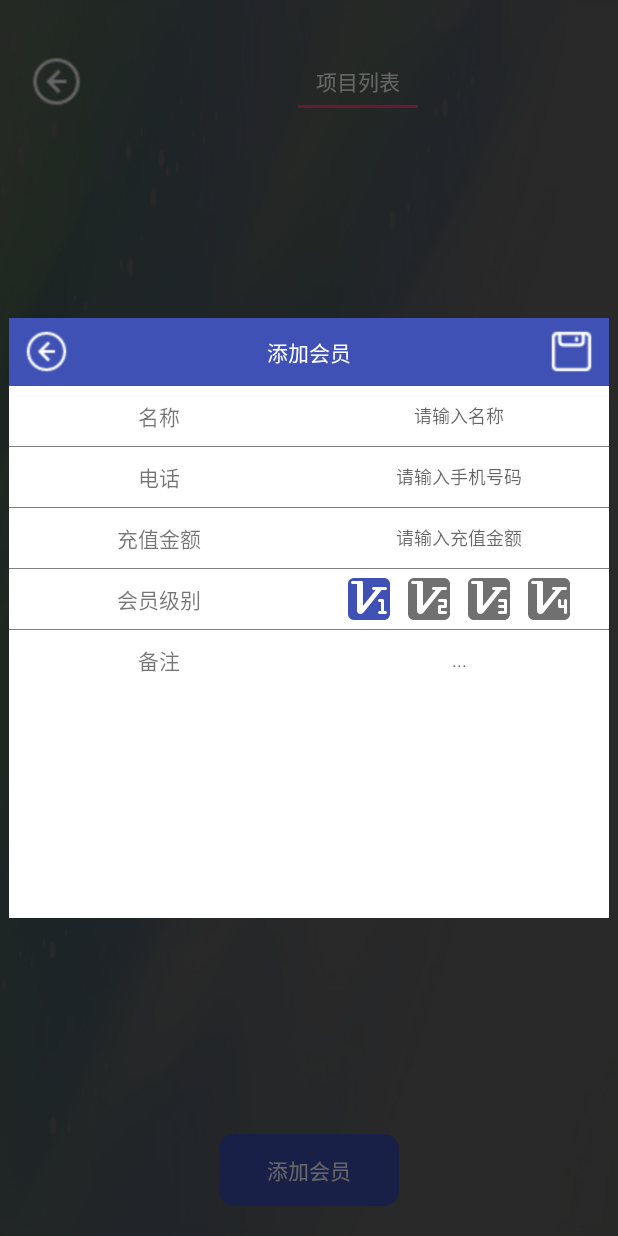
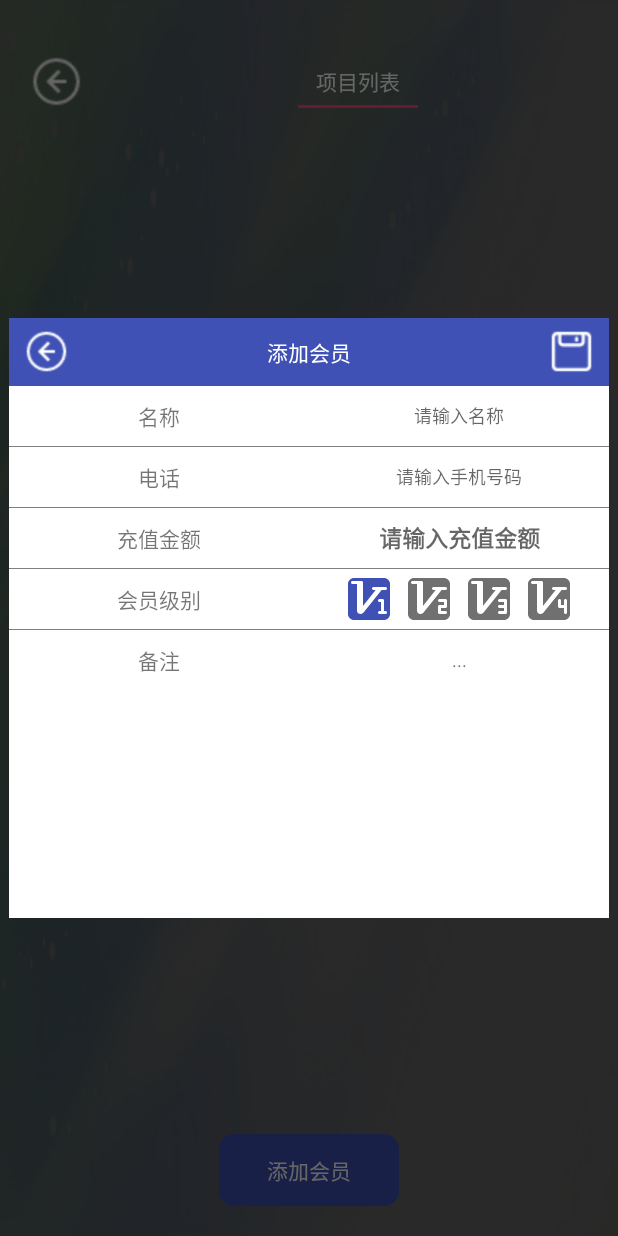
Before and after one commit to github785248126/MassageStore, an Android app: the MemberFragment screen opened directly, with no data from a screen before it, after a tap on "添加会员", on a phone screen of 412 x 824 dp. Run offline under Robolectric (Android 15) with nearby library versions, the phone set to English and light mode, and no system bars; our stand-ins replace EventBus; libraries missing offline, so code that uses them is left out: com.chad.library, cos.mos.kdialog, org.greenrobot.greendao; 9 statements that could not run were skipped.

Commit message:
会员余额记录 修改dialog提示框 修复已知bug

```diff
--- a/app/build.gradle
+++ b/app/build.gradle
@@ -2,7 +2,7 @@ apply plugin: 'com.android.application'
 apply plugin: 'org.greenrobot.greendao'
 
 android {
-    compileSdkVersion 27
+    compileSdkVersion 28
 
     defaultConfig {
         applicationId "com.example.massagestore"
@@ -30,7 +30,7 @@ android {
 
 dependencies {
     implementation fileTree(include: ['*.jar'], dir: 'libs')
-    implementation 'com.android.support:appcompat-v7:27.+'
+    implementation 'com.android.support:appcompat-v7:28.0.0'
     implementation 'com.android.support:support-v4:27.+'
     implementation 'com.android.support:recyclerview-v7:27.+'
     implementation 'com.android.support.constraint:constraint-layout:1.1.3'
@@ -39,4 +39,6 @@ dependencies {
     implementation 'org.greenrobot:greendao:3.2.2'
     implementation 'com.github.CymChad:BaseRecyclerViewAdapterHelper:2.9.30'
     implementation 'org.greenrobot:eventbus:3.1.1'
+
+    implementation 'com.github.KosmoSakura:KDialog:1.0.0'
 }
--- a/app/src/main/java/com/example/massagestore/adapter/OrderAdapter.java
+++ b/app/src/main/java/com/example/massagestore/adapter/OrderAdapter.java
@@ -20,7 +20,7 @@ public class OrderAdapter extends BaseQuickAdapter<OrderDB, BaseViewHolder> {
 
     @Override
     protected void convert(BaseViewHolder helper, OrderDB item) {
-        helper.setText(R.id.id, String.valueOf(item.getId()));
+        helper.setText(R.id.id, String.valueOf(helper.getPosition()+1));
         helper.setText(R.id.orderid, item.getOrderid());
         helper.setText(R.id.name, item.getProject());
         helper.setText(R.id.t_user, item.getUser());
--- a/app/src/main/java/com/example/massagestore/base/BaseActivity.java
+++ b/app/src/main/java/com/example/massagestore/base/BaseActivity.java
@@ -1,6 +1,5 @@
 package com.example.massagestore.base;
 
-import android.graphics.Color;
 import android.os.Build;
 import android.os.Bundle;
 import android.support.annotation.Nullable;
@@ -17,6 +16,9 @@ public abstract class BaseActivity extends AppCompatActivity {
     protected void onCreate(@Nullable Bundle savedInstanceState) {
         super.onCreate(savedInstanceState);
         setContentView(getLayout());
+
+        getWindow().setSoftInputMode(WindowManager.LayoutParams.SOFT_INPUT_STATE_ALWAYS_HIDDEN);
+
         /**
          *  配置透明状态栏
          */
--- a/app/src/main/java/com/example/massagestore/base/BaseDialog.java
+++ b/app/src/main/java/com/example/massagestore/base/BaseDialog.java
@@ -7,6 +7,7 @@ import android.graphics.drawable.ColorDrawable;
 import android.os.Bundle;
 import android.support.annotation.NonNull;
 import android.view.Window;
+import android.view.WindowManager;
 
 /**
  * Create by cbh on 2019/3/29
@@ -22,6 +23,8 @@ public abstract class BaseDialog extends Dialog {
     protected void onCreate(Bundle savedInstanceState) {
         super.onCreate(savedInstanceState);
         setContentView(getLayout());
+
+        getWindow().setSoftInputMode(WindowManager.LayoutParams.SOFT_INPUT_STATE_ALWAYS_HIDDEN);
 
         /**
          *  初始化布局
--- a/app/src/main/java/com/example/massagestore/ui/member/fragment/MemberFragment.java
+++ b/app/src/main/java/com/example/massagestore/ui/member/fragment/MemberFragment.java
@@ -1,5 +1,6 @@
 package com.example.massagestore.ui.member.fragment;
 
+import android.app.Dialog;
 import android.content.DialogInterface;
 import android.support.v7.widget.GridLayoutManager;
 import android.support.v7.widget.RecyclerView;
@@ -29,15 +30,17 @@ import org.greenrobot.eventbus.ThreadMode;
 
 import java.util.List;
 
+import cos.mos.kdialog.ConfirmClick;
+import cos.mos.kdialog.UDialog;
+
 /**
  * 创建日期：2019/9/4
  * 创建人：崔斌浩
  * QQ:785248126
  */
-public class MemberFragment extends BaseFragment implements View.OnClickListener{
+public class MemberFragment extends BaseFragment implements View.OnClickListener {
     private RecyclerView recyclerView;
     private Button button;
-    private List<MemberDB> list;
     private MemberDBDao memberDBDao;
     private MemberAdapter memberAdapter;
 
@@ -60,9 +63,8 @@ public class MemberFragment extends BaseFragment implements View.OnClickListener
     }
 
     private void initDataBase() {
-        DaoSession daoSession = DaoMaster.newDevSession(getContext(),MemberDBDao.TABLENAME);
+        DaoSession daoSession = DaoMaster.newDevSession(getContext(), MemberDBDao.TABLENAME);
         memberDBDao = daoSession.getMemberDBDao();
-        list = memberDBDao.loadAll();
     }
 
     @Override
@@ -71,38 +73,37 @@ public class MemberFragment extends BaseFragment implements View.OnClickListener
     }
 
     private void initRecycle() {
-        recyclerView.setLayoutManager(new GridLayoutManager(getContext(),4));
-        memberAdapter = new MemberAdapter(R.layout.item_member,list);
+        recyclerView.setLayoutManager(new GridLayoutManager(getContext(), 4));
+        memberAdapter = new MemberAdapter(R.layout.item_member, memberDBDao.loadAll());
         recyclerView.setAdapter(memberAdapter);
 
         memberAdapter.setOnItemClickListener(new BaseQuickAdapter.OnItemClickListener() {
             @Override
             public void onItemClick(BaseQuickAdapter adapter, View view, int position) {
                 //  编辑项目
-            new UpdataMemberDialog(getContext(),list.get(position)).show();
+                new UpdataMemberDialog(getContext(), memberDBDao.loadAll().get(position)).show();
             }
         });
 
         memberAdapter.setOnItemLongClickListener(new BaseQuickAdapter.OnItemLongClickListener() {
             @Override
             public boolean onItemLongClick(BaseQuickAdapter adapter, View view, final int position) {
-                AlertDialogUtils.getSingle().dialogMessage(getContext(), "是否删除该项目！", new AlertDialogUtils.DialogClickListener() {
-                    @Override
-                    public void onPositiveListener(DialogInterface dialog) {
-
-                    }
-
-                    @Override
-                    public void onNegativeListener(DialogInterface dialog) {
-                        dialog.dismiss();
-                    }
-                });
+                UDialog.builder(getContext(), "是否删除该会员！")
+                        .button("确定", "取消")
+                        .confirmClick(new ConfirmClick() {
+                            @Override
+                            public void onConfirmClick(String result, Dialog dialog) {
+                                memberDBDao.delete(memberDBDao.loadAll().get(position));
+                                memberAdapter.setNewData(memberDBDao.loadAll());
+                                dialog.dismiss();
+                            }
+                        }).build();
                 return false;
             }
         });
     }
 
-    @Subscribe(threadMode = ThreadMode.MAIN,sticky = true)
+    @Subscribe(threadMode = ThreadMode.MAIN, sticky = true)
     public void onEventBus(EventMessage event) {
         switch (event.getCode()) {
             case EventCode.MemberListFragment_UPDATE:
@@ -113,7 +114,7 @@ public class MemberFragment extends BaseFragment implements View.OnClickListener
 
     @Override
     public void onClick(View v) {
-        switch (v.getId()){
+        switch (v.getId()) {
             case R.id.bt_insert_member:
                 new InsertMemberDialog(getContext()).show();
                 break;
--- a/app/src/main/java/com/example/massagestore/ui/project/dialog/InsertProjectDialog.java
+++ b/app/src/main/java/com/example/massagestore/ui/project/dialog/InsertProjectDialog.java
@@ -4,13 +4,11 @@ import android.content.Context;
 import android.support.annotation.NonNull;
 import android.support.v7.widget.SwitchCompat;
 import android.text.TextUtils;
-import android.util.Log;
 import android.view.View;
 import android.widget.CompoundButton;
 import android.widget.EditText;
 import android.widget.ImageView;
 import android.widget.RelativeLayout;
-
 import com.example.massagestore.R;
 import com.example.massagestore.base.BaseDialog;
 import com.example.massagestore.dao.DaoMaster;
@@ -85,10 +83,10 @@ public class InsertProjectDialog extends BaseDialog implements View.OnClickListe
             @Override
             public void onCheckedChanged(CompoundButton buttonView, boolean isChecked) {
                 if (isChecked){
-                    isMember = "0";
+                    isMember = "1";
                     relSwitch.setVisibility(View.VISIBLE);
                 }else {
-                    isMember = "1";
+                    isMember = "0";
                     relSwitch.setVisibility(View.GONE);
                 }
             }
--- a/app/src/main/java/com/example/massagestore/ui/project/dialog/UpdataProjectDialog.java
+++ b/app/src/main/java/com/example/massagestore/ui/project/dialog/UpdataProjectDialog.java
@@ -54,8 +54,8 @@ public class UpdataProjectDialog extends BaseDialog implements View.OnClickListe
     protected void init() {
         DaoSession daoSession = DaoMaster.newDevSession(context, ProjectDBDao.TABLENAME);
         projectDBDao = daoSession.getProjectDBDao();
+
         isMember = projectDB.getIsMember();
-
         editName.setText(projectDB.getName());
         editPrice.setText(projectDB.getPrice());
         editTime.setText(projectDB.getTime());
--- a/app/src/main/res/layout/dialog_details.xml
+++ b/app/src/main/res/layout/dialog_details.xml
@@ -200,6 +200,7 @@
 
                 <TextView
                     android:id="@+id/edit_price"
+                    android:visibility="gone"
                     android:layout_width="wrap_content"
                     android:layout_height="match_parent"
                     android:layout_alignParentEnd="true"
--- a/app/src/main/res/layout/dialog_member_insert.xml
+++ b/app/src/main/res/layout/dialog_member_insert.xml
@@ -111,8 +111,9 @@
                 android:background="@color/white"
                 android:hint="请输入充值金额"
                 android:inputType="numberDecimal"
+                android:textStyle="bold"
                 android:gravity="center"
-                android:textSize="12sp"
+                android:textSize="15sp"
                 android:layout_toRightOf="@+id/tv_member_dialog_price"
                 android:layout_width="match_parent"
                 android:layout_height="match_parent" />
@@ -197,4 +198,16 @@
                 android:layout_height="match_parent" />
         </RelativeLayout>
     </LinearLayout>
+
+    <Button
+        android:id="@+id/recharge"
+        android:visibility="gone"
+        android:text="充值"
+        android:textColor="@color/white"
+        android:layout_margin="@dimen/dp_10"
+        android:background="@drawable/check_button"
+        android:layout_centerHorizontal="true"
+        android:layout_alignParentBottom="true"
+        android:layout_width="120dp"
+        android:layout_height="35dp" />
 </RelativeLayout>
```
Also changed, not shown: app/src/main/java/com/example/massagestore/ui/OrderActivity.java (+23 -2 lines), app/src/main/java/com/example/massagestore/ui/main/DetailsDialog.java (+26 -11 lines), app/src/main/java/com/example/massagestore/ui/main/MainActivity.java (+22 -15 lines), app/src/main/java/com/example/massagestore/ui/member/dialog/UpdataMemberDialog.java (+55 -21 lines), app/src/main/java/com/example/massagestore/ui/project/fragment/ProjectListFragment.java (+24 -19 lines), app/src/main/java/com/example/massagestore/ui/user/fragment/UserListFragment.java (+19 -32 lines), app/src/main/java/com/example/massagestore/util/MathUtils.java (added, +52 -0 lines).
